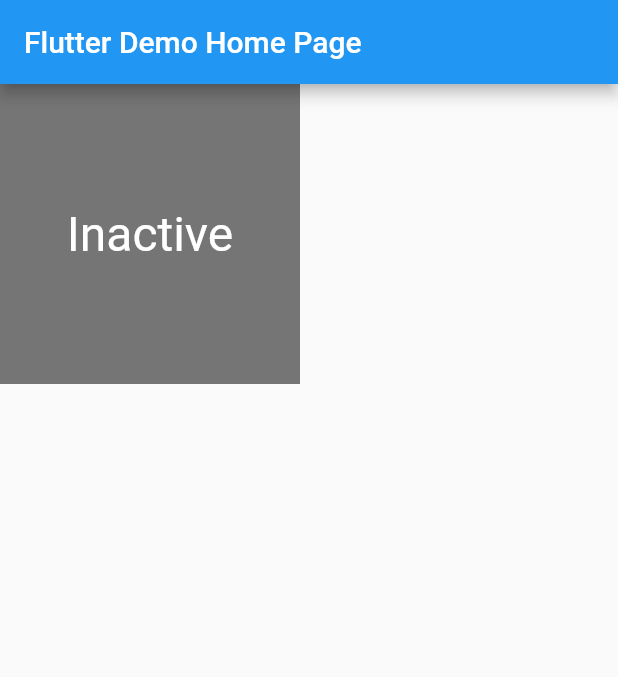
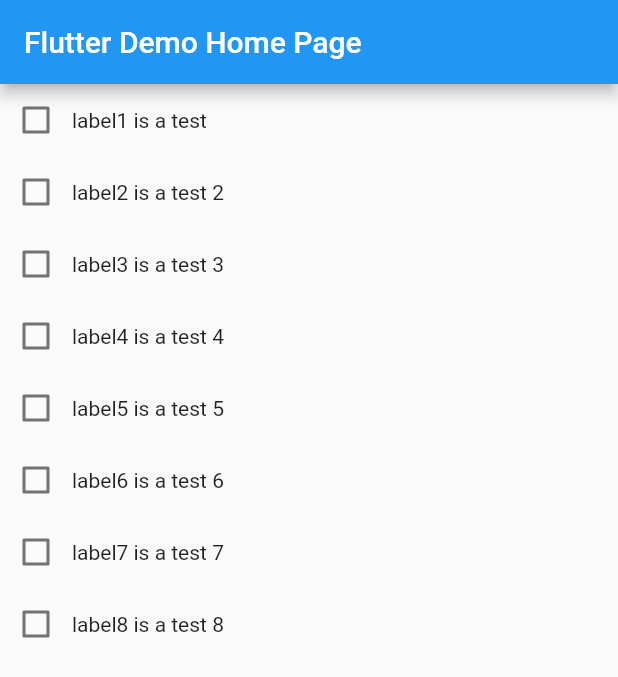
Before and after one commit to taylorlannister/flutter_project, a Flutter app: the screen it shows after launch, on a phone screen of 412 x 824 dp. Shown: the top 677 px of the screen. Run offline on Flutter 3.47's test engine with Material 2 defaults, Android fonts, the phone set to English and light mode, and no system bars.

Commit message:
add Route and Widget init with params

```diff
--- a/lib/compments/ParentWidgetC.dart
+++ b/lib/compments/ParentWidgetC.dart
@@ -74,7 +74,7 @@ class _TapboxCState extends State<TapboxC> {
         child: Center(
           child: Text(
             widget.active ? 'Active' : 'Inactive',
-            style: TextStyle(fontSize: 32.0, color: Colors.white),
+            style: const TextStyle(fontSize: 32.0, color: Colors.white),
           ),
         ),
         width: 200.0,
@@ -92,3 +92,6 @@ class _TapboxCState extends State<TapboxC> {
     );
   }
 }
+
+///  混合状态管理
+///
--- a/lib/compments/SwitchAndCheckBoxTestRoute.dart
+++ b/lib/compments/SwitchAndCheckBoxTestRoute.dart
@@ -33,3 +33,5 @@ class _SwitchAndCheckBoxTestRoute extends State<SwitchAndCheckBoxTestRoute> {
     ]);
   }
 }
+
+/// 选中控件
--- /dev/null
+++ b/lib/compments/TaskItem.dart
@@ -0,0 +1,29 @@
+import 'package:flutter/material.dart';
+
+class TaskItem extends StatefulWidget {
+  final String label;
+  const TaskItem({Key? key, required this.label}) : super(key: key);
+  @override
+  // TaskItem createState() => TaskItemState();
+  State<StatefulWidget> createState() {
+    // TODO: implement createState
+    return TaskItemState();
+  }
+}
+
+class TaskItemState extends State<TaskItem> {
+  bool? _value = false;
+  @override
+  Widget build(BuildContext context) {
+    return Row(
+      children: [
+        Checkbox(
+            value: _value,
+            onChanged: (newvalue) => setState(() {
+                  _value = newvalue;
+                })),
+        Text(widget.label),
+      ],
+    );
+  }
+}
--- a/lib/main.dart
+++ b/lib/main.dart
@@ -2,6 +2,8 @@ import 'package:flutter/material.dart';
 import 'package:flutter_project/compments/ParentWidgetC.dart';
 // import 'package:flutter_project/compments/image_task.dart';
 import 'package:flutter_project/compments/SwitchAndCheckBoxTestRoute.dart';
+import 'package:flutter_project/compments/image_task.dart';
+import 'package:flutter_project/compments/taskItem.dart';
 
 void main() {
   runApp(const MyApp());
@@ -65,6 +67,18 @@ class _MyHomePageState extends State<MyHomePage> {
           // the App.build method, and use it to set our appbar title.
           title: Text(widget.title),
         ),
-        body: ParentWidgetC());
+        // body: ImageTaskWidget());
+        body: Column(
+          children: const [
+            TaskItem(label: "label1 is a test"),
+            TaskItem(label: "label2 is a test 2"),
+            TaskItem(label: "label3 is a test 3"),
+            TaskItem(label: "label4 is a test 4"),
+            TaskItem(label: "label5 is a test 5"),
+            TaskItem(label: "label6 is a test 6"),
+            TaskItem(label: "label7 is a test 7"),
+            TaskItem(label: "label8 is a test 8"),
+          ],
+        ));
   }
 }
```
Also changed, not shown: lib/compments/image_task.dart (+10 -1 lines), lib/compments/router.dart (added, +15 -0 lines).
